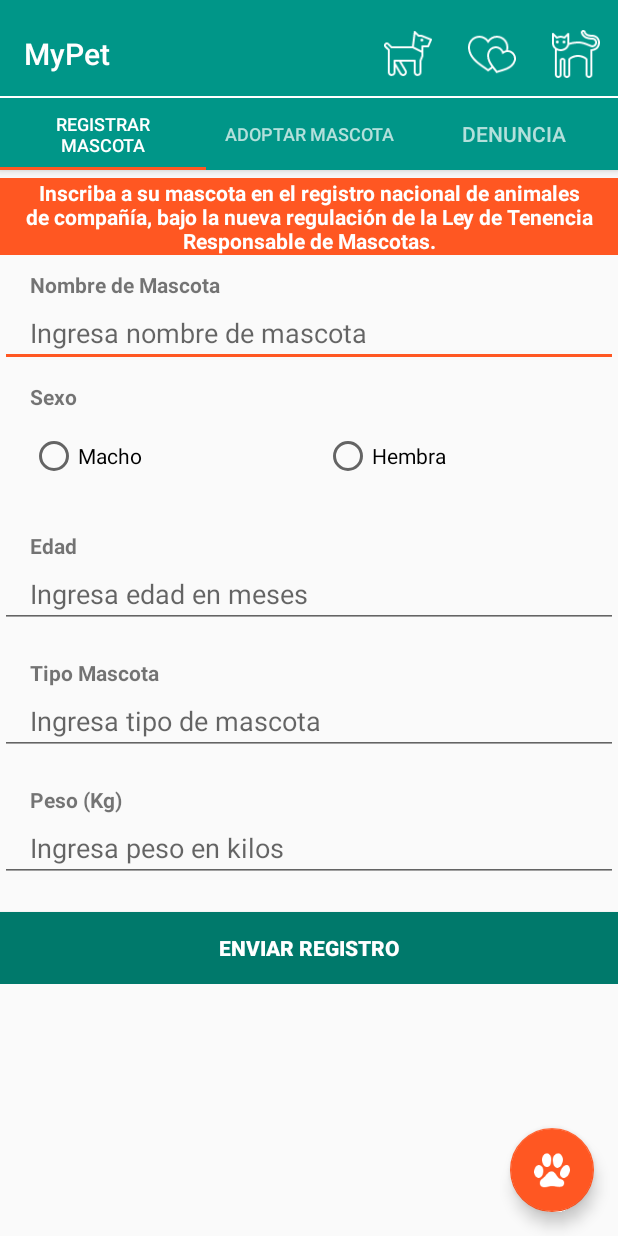
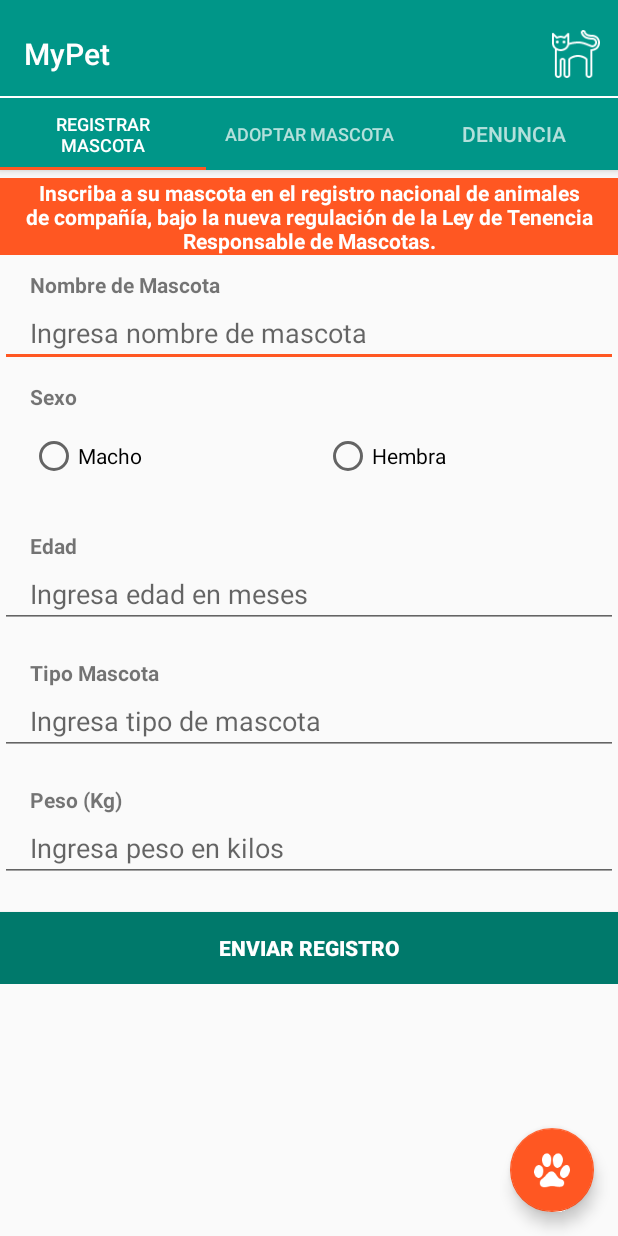
Before and after one commit to sebamena/MyPet, an Android app: the screen it shows after launch (TabsActivity), after a tap on "CAT", on a phone screen of 412 x 824 dp. Run offline under Robolectric (Android 15) with nearby library versions, the phone set to English and light mode, and no system bars.

Commit message:
Correciones ToolBar.

```diff
--- a/app/src/main/java/cl/sebastian/mypet/TabsActivity.java
+++ b/app/src/main/java/cl/sebastian/mypet/TabsActivity.java
@@ -1,27 +1,21 @@
 package cl.sebastian.mypet;
 
 import android.content.Intent;
+import android.os.Bundle;
+import android.support.design.widget.FloatingActionButton;
 import android.support.design.widget.TabLayout;
-import android.support.design.widget.FloatingActionButton;
-import android.support.design.widget.Snackbar;
-import android.support.v7.app.AppCompatActivity;
-import android.support.v7.widget.Toolbar;
-
 import android.support.v4.app.Fragment;
 import android.support.v4.app.FragmentManager;
 import android.support.v4.app.FragmentPagerAdapter;
 import android.support.v4.view.ViewPager;
-import android.os.Bundle;
+import android.support.v7.app.AppCompatActivity;
+import android.support.v7.widget.Toolbar;
 import android.view.LayoutInflater;
 import android.view.Menu;
 import android.view.MenuItem;
 import android.view.View;
 import android.view.ViewGroup;
-
 import android.widget.TextView;
-import android.widget.Toast;
-
-import static java.security.AccessController.getContext;
 
 public class TabsActivity extends AppCompatActivity {
 
@@ -85,16 +79,17 @@ public class TabsActivity extends AppCompatActivity {
         int id = item.getItemId();
 
         //noinspection SimplifiableIfStatement
-        if (id == R.id.dog) {
-            Toast.makeText(TabsActivity.this,"Guau Guau",Toast.LENGTH_SHORT).show();
-            return true;
-        }else if (id == R.id.cat) {
-            Toast.makeText(TabsActivity.this,"Miauuuuuu",Toast.LENGTH_SHORT).show();
-            return true;
-        }else if (id == R.id.love) {
-            Toast.makeText(TabsActivity.this,"Amor por los Animales",Toast.LENGTH_SHORT).show();
-            return true;
-        }
+//        if (id == R.id.dog) {
+//            Toast.makeText(TabsActivity.this,"Guau Guau",Toast.LENGTH_SHORT).show();
+//            return true;
+//        }
+//        else if (id == R.id.cat) {
+//            Toast.makeText(TabsActivity.this,"Miauuuuuu",Toast.LENGTH_SHORT).show();
+//            return true;
+//        }else if (id == R.id.love) {
+//            Toast.makeText(TabsActivity.this,"Amor por los Animales",Toast.LENGTH_SHORT).show();
+//            return true;
+//        }
 
         return super.onOptionsItemSelected(item);
     }
--- a/app/src/main/res/menu/menu_tabs.xml
+++ b/app/src/main/res/menu/menu_tabs.xml
@@ -2,19 +2,19 @@
     xmlns:app="http://schemas.android.com/apk/res-auto"
     xmlns:tools="http://schemas.android.com/tools"
     tools:context="cl.sebastian.mypet.TabsActivity">
-    <item
-        android:icon="@mipmap/icondog"
-        android:id="@+id/dog"
-        android:title="DOG"
-        app:showAsAction="ifRoom"
-        />
+    <!--<item-->
+        <!--android:icon="@mipmap/icondog"-->
+        <!--android:id="@+id/dog"-->
+        <!--android:title="DOG"-->
+        <!--app:showAsAction="ifRoom"-->
+        <!--/>-->
 
-    <item
-        android:icon="@mipmap/iconlove"
-        android:id="@+id/love"
-        android:title="LOVE"
-        app:showAsAction="ifRoom"
-        />
+    <!--<item-->
+        <!--android:icon="@mipmap/iconlove"-->
+        <!--android:id="@+id/love"-->
+        <!--android:title="LOVE"-->
+        <!--app:showAsAction="ifRoom"-->
+        <!--/>-->
 
     <item
         android:icon="@mipmap/iconcat"
```
